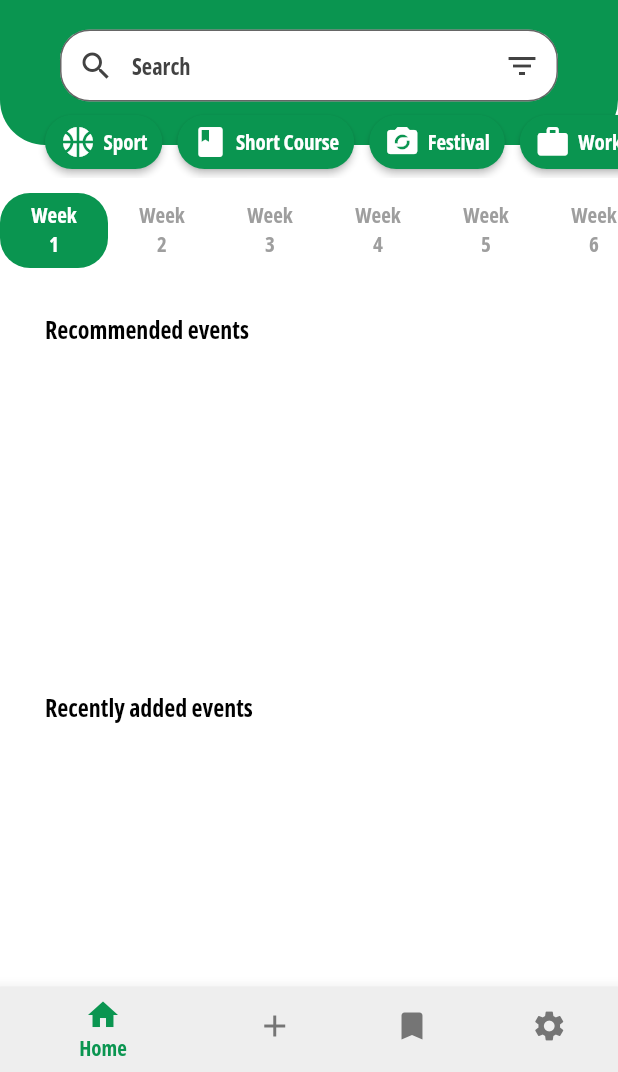
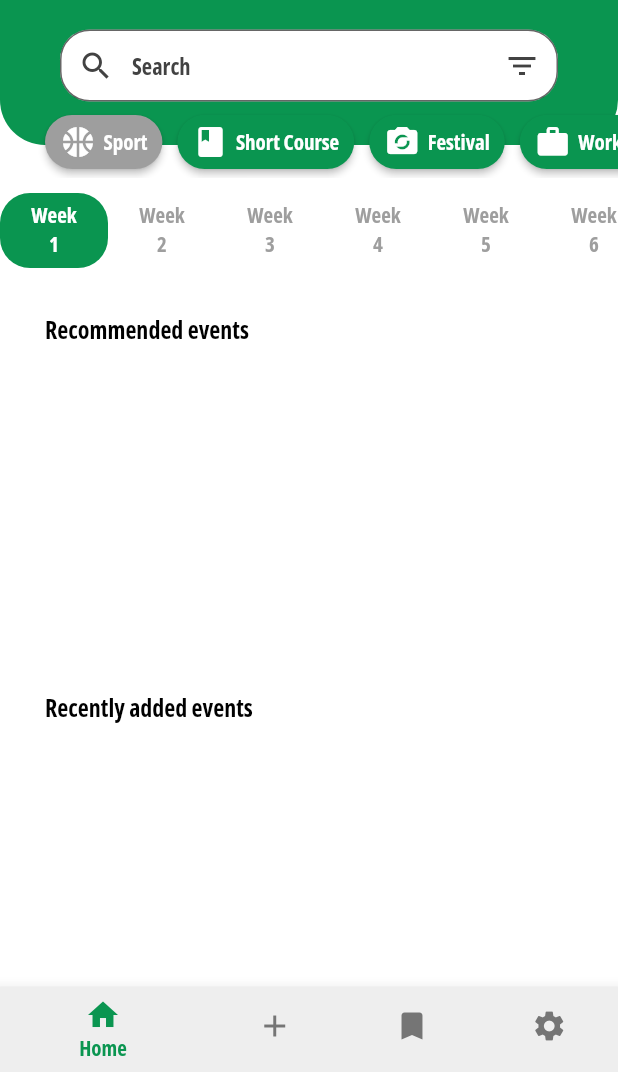
Before and after one commit to KFUPMCC/kfupm_events, a Flutter app: the LandingPage screen opened directly with empty values, after a tap on "Sport", on a phone screen of 412 x 824 dp, the part 164-1236 px from its top. Run offline on Flutter 3.47's test engine with Material 2 defaults, Android fonts, the light colour scheme and no system bars; our stand-ins replace cloud_firestore, firebase_auth, firebase_core, font_awesome_flutter, go_router; accounts and stored records are empty; project files that could hold a hidden picture were left out.

Commit message:
filter_buttons

```diff
--- /dev/null
+++ b/lib/src/features/home/data/button_filter_notifier.dart
@@ -0,0 +1,25 @@
+import 'package:flutter/foundation.dart';
+import 'package:flutter/material.dart';
+
+class ButtonFilterNotifier extends ChangeNotifier {
+  bool sport = true;
+  bool shortCourse = true;
+  bool festival = true;
+  bool workshop = true;
+  bool exam = true;
+
+  void enableDisableFilter(String buttonName) {
+    if (buttonName == 'sport') {
+      sport = !sport;
+    } else if (buttonName == 'shortCourse') {
+      shortCourse = !shortCourse;
+    } else if (buttonName == 'festival') {
+      festival = !festival;
+    } else if (buttonName == 'workshop') {
+      workshop = !workshop;
+    } else if (buttonName == 'exam') {
+      exam = !exam;
+    }
+    notifyListeners();
+  }
+}
--- a/lib/src/features/home/presentation/lower/week_events.dart
+++ b/lib/src/features/home/presentation/lower/week_events.dart
@@ -3,6 +3,8 @@ import 'package:cloud_firestore/cloud_firestore.dart';
 import 'package:flutter/material.dart';
 import 'package:kfupm_events/src/features/home/presentation/lower/card/event_card.dart';
 import 'package:kfupm_events/src/features/home/presentation/lower/header_section.dart';
+
+import '../../application/type_filter.dart';
 
 class WeekEvents extends StatefulWidget {
   const WeekEvents({
@@ -14,6 +16,7 @@ class WeekEvents extends StatefulWidget {
 }
 
 class _WeekEventsState extends State<WeekEvents> {
+  int dd = 0;
   @override
   Widget build(BuildContext context) {
     return Column(
@@ -52,10 +55,15 @@ class _WeekEventsState extends State<WeekEvents> {
               height: 200,
               child: ListView.builder(
                 scrollDirection: Axis.horizontal,
-                itemCount: events.length,
+                itemCount: events
+                    .where((event) => TypeFilter(context, event['type']))
+                    .length,
                 itemBuilder: (context, index) {
+                  final filteredEvents = events
+                      .where((event) => TypeFilter(context, event['type']))
+                      .toList();
                   return EventCard(
-                    event: events[index],
+                    event: filteredEvents[index],
                   );
                 },
               ),
@@ -94,10 +102,15 @@ class _WeekEventsState extends State<WeekEvents> {
               height: 200,
               child: ListView.builder(
                 scrollDirection: Axis.horizontal,
-                itemCount: events.length,
+                itemCount: events
+                    .where((event) => TypeFilter(context, event['type']))
+                    .length,
                 itemBuilder: (context, index) {
+                  final filteredEvents = events
+                      .where((event) => TypeFilter(context, event['type']))
+                      .toList();
                   return EventCard(
-                    event: events[index],
+                    event: filteredEvents[index],
                   );
                 },
               ),
@@ -136,10 +149,15 @@ class _WeekEventsState extends State<WeekEvents> {
               height: 200,
               child: ListView.builder(
                 scrollDirection: Axis.horizontal,
-                itemCount: events.length,
+                itemCount: events
+                    .where((event) => TypeFilter(context, event['type']))
+                    .length,
                 itemBuilder: (context, index) {
+                  final filteredEvents = events
+                      .where((event) => TypeFilter(context, event['type']))
+                      .toList();
                   return EventCard(
-                    event: events[index],
+                    event: filteredEvents[index],
                   );
                 },
               ),
--- a/lib/src/features/home/presentation/upper/filter_button.dart
+++ b/lib/src/features/home/presentation/upper/filter_button.dart
@@ -1,32 +1,42 @@
 // ignore_for_file: public_member_api_docs, sort_constructors_first
 import 'package:flutter/material.dart';
+
 import 'package:kfupm_events/src/constants/constants.dart';
 
-class FilterButton extends StatelessWidget {
+class FilterButton extends StatefulWidget {
   const FilterButton({
     Key? key,
     required this.icon,
     required this.name,
+    required this.function,
+    required this.colorState,
   }) : super(key: key);
   final Icon icon;
   final String name;
+  final VoidCallback function;
+  final bool colorState;
 
+  @override
+  State<FilterButton> createState() => _FilterButtonState();
+}
+
+class _FilterButtonState extends State<FilterButton> {
   @override
   Widget build(BuildContext context) {
     return ElevatedButton(
       style: ElevatedButton.styleFrom(
-        backgroundColor: kGreenColor,
+        backgroundColor: widget.colorState ? kGreenColor : Colors.grey,
         shape: RoundedRectangleBorder(
           borderRadius: BorderRadius.circular(30),
         ),
         padding: const EdgeInsets.symmetric(horizontal: 10, vertical: 0),
       ),
-      onPressed: () {},
+      onPressed: widget.function,
       child: Row(
         children: [
-          icon,
+          widget.icon,
           const SizedBox(width: 5),
-          Text(name),
+          Text(widget.name),
         ],
       ),
     );
--- a/lib/src/features/home/presentation/upper/filtering_buttons.dart
+++ b/lib/src/features/home/presentation/upper/filtering_buttons.dart
@@ -1,5 +1,8 @@
 import 'package:flutter/material.dart';
 import 'package:kfupm_events/src/features/home/presentation/upper/filter_button.dart';
+import 'package:provider/provider.dart';
+
+import '../../data/button_filter_notifier.dart';
 
 class FilteringButtons extends StatelessWidget {
   const FilteringButtons({super.key});
@@ -8,43 +11,68 @@ class FilteringButtons extends StatelessWidget {
   Widget build(BuildContext context) {
     return Row(
       mainAxisAlignment: MainAxisAlignment.spaceBetween,
-      children: const [
-        SizedBox(
+      children: [
+        const SizedBox(
           width: 30,
         ),
         FilterButton(
-          icon: Icon(Icons.sports_basketball),
+          icon: const Icon(Icons.sports_basketball),
           name: 'Sport',
+          colorState: Provider.of<ButtonFilterNotifier>(context).sport,
+          function: () {
+            Provider.of<ButtonFilterNotifier>(context, listen: false)
+                .enableDisableFilter('sport');
+          },
         ),
-        SizedBox(
+        const SizedBox(
           width: 10,
         ),
         FilterButton(
-          icon: Icon(Icons.book),
+          icon: const Icon(Icons.book),
           name: 'Short Course',
+          colorState: Provider.of<ButtonFilterNotifier>(context).shortCourse,
+          function: () {
+            Provider.of<ButtonFilterNotifier>(context, listen: false)
+                .enableDisableFilter('shortCourse');
+          },
         ),
-        SizedBox(
+        const SizedBox(
           width: 10,
         ),
         FilterButton(
-          icon: Icon(Icons.party_mode),
+          icon: const Icon(Icons.party_mode),
           name: 'Festival',
+          colorState: Provider.of<ButtonFilterNotifier>(context).festival,
+          function: () {
+            Provider.of<ButtonFilterNotifier>(context, listen: false)
+                .enableDisableFilter('festival');
+          },
         ),
-        SizedBox(
+        const SizedBox(
           width: 10,
         ),
         FilterButton(
-          icon: Icon(Icons.work),
+          icon: const Icon(Icons.work),
           name: 'Workshop',
+          colorState: Provider.of<ButtonFilterNotifier>(context).workshop,
+          function: () {
+            Provider.of<ButtonFilterNotifier>(context, listen: false)
+                .enableDisableFilter('workshop');
+          },
         ),
-        SizedBox(
+        const SizedBox(
           width: 10,
         ),
         FilterButton(
-          icon: Icon(Icons.quiz),
+          icon: const Icon(Icons.quiz),
           name: 'Exam',
+          colorState: Provider.of<ButtonFilterNotifier>(context).exam,
+          function: () {
+            Provider.of<ButtonFilterNotifier>(context, listen: false)
+                .enableDisableFilter('exam');
+          },
         ),
-        SizedBox(
+        const SizedBox(
           width: 30,
         ),
       ],
```
Also changed, not shown: lib/main.dart (+8 -0 lines), lib/src/features/home/application/type_filter.dart (added, +27 -0 lines).
